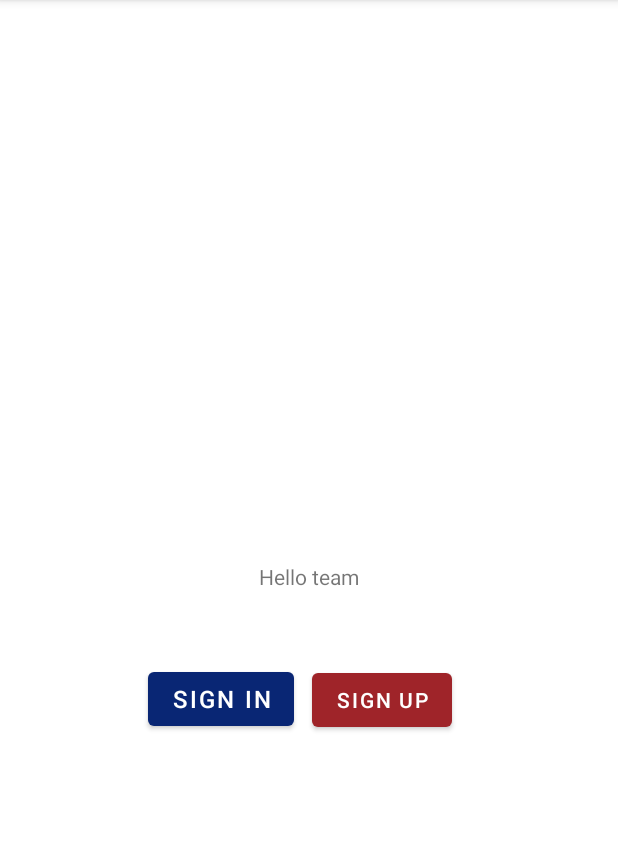
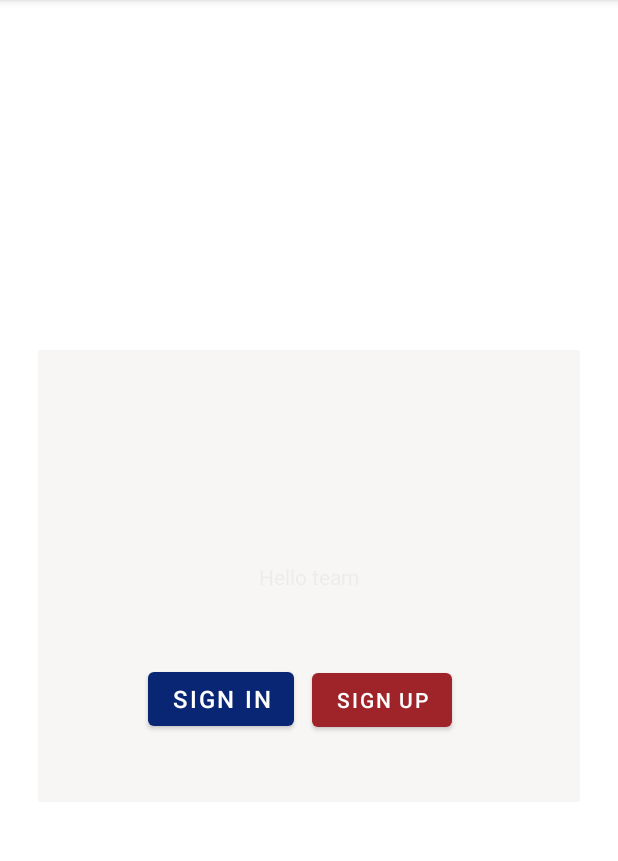
Before and after one commit to HIImaTsu/Centrists, an Android app: the screen it shows after launch (MainActivity), on a phone screen of 412 x 824 dp, the part 84-945 px from its top. Run offline under Robolectric (Android 15) with nearby library versions, the phone set to English and light mode, and no system bars; 2 statements that could not run were skipped.

Commit message:
background-auth

```diff
--- a/app/src/main/res/layout/activity_main.xml
+++ b/app/src/main/res/layout/activity_main.xml
@@ -52,4 +52,15 @@
         app:layout_constraintTop_toBottomOf="@+id/textView2"
         app:layout_constraintVertical_bias="0.003" />
 
+    <androidx.constraintlayout.widget.ConstraintLayout
+        android:layout_width="361dp"
+        android:layout_height="301dp"
+        android:background="#EBF8F5F5"
+        app:layout_constraintBottom_toBottomOf="parent"
+        app:layout_constraintEnd_toEndOf="parent"
+        app:layout_constraintStart_toStartOf="parent"
+        app:layout_constraintTop_toTopOf="parent">
+
+    </androidx.constraintlayout.widget.ConstraintLayout>
+
 </androidx.constraintlayout.widget.ConstraintLayout>
```
